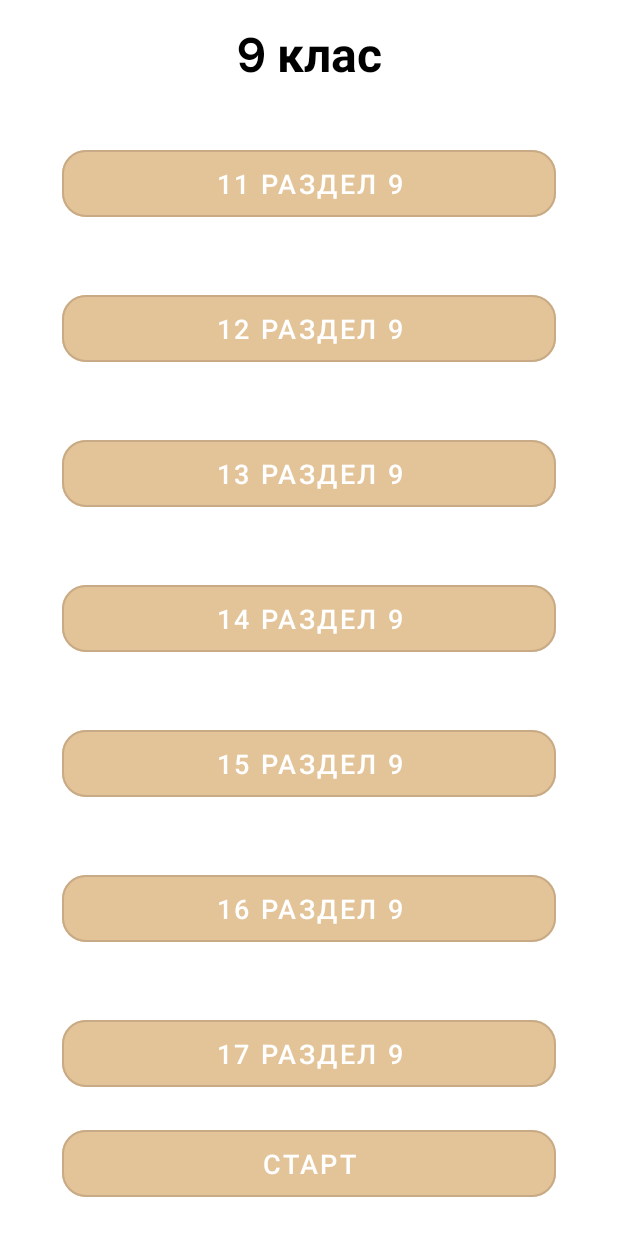
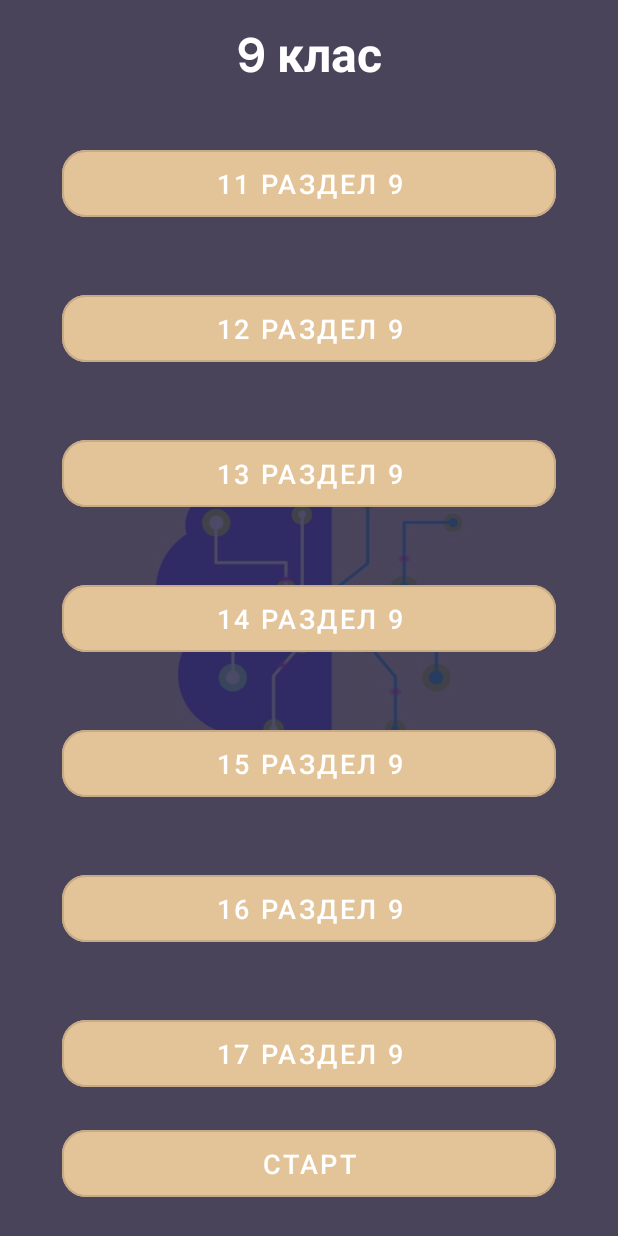
Before and after one commit to BGBorisova/QuizApp, an Android app: the ModuleScreenFragment screen opened through its navigation route, on a phone screen of 412 x 824 dp. Run offline under Robolectric (Android 15) with nearby library versions, the phone set to English and light mode, and no system bars; our stand-ins replace data binding, navigation-ui.

Commit message:
change color of items by single selection

```diff
--- a/app/src/main/java/com/example/quizapp/data/Module.kt
+++ b/app/src/main/java/com/example/quizapp/data/Module.kt
@@ -2,5 +2,5 @@ package com.example.quizapp.data
 
 data class Module(
     val moduleId: Int,
-    val title: String
+    val title: String,
 )
--- a/app/src/main/java/com/example/quizapp/ui/activity/adapter/ModuleAdapter.kt
+++ b/app/src/main/java/com/example/quizapp/ui/activity/adapter/ModuleAdapter.kt
@@ -3,24 +3,49 @@ package com.example.quizapp.ui.activity.adapter
 import android.view.LayoutInflater
 import android.view.View
 import android.view.ViewGroup
+import androidx.core.content.ContextCompat
 import androidx.recyclerview.widget.RecyclerView
+import com.example.quizapp.R
 import com.example.quizapp.data.Module
 import com.example.quizapp.databinding.ModuleItemBinding
 
+
 class ModuleAdapter(private val itemListener: ItemListener) :
-    RecyclerView.Adapter<ModuleViewHolder>() {
+    RecyclerView.Adapter<ModuleAdapter.ModuleViewHolder>() {
 
     lateinit var binding: ModuleItemBinding
     private val items = mutableListOf<Module>()
+    private var selectedItemPosition = -1
 
     override fun onCreateViewHolder(parent: ViewGroup, viewType: Int): ModuleViewHolder {
         binding = ModuleItemBinding.inflate(LayoutInflater.from(parent.context), parent, false)
-        return ModuleViewHolder(binding.root, binding, itemListener)
+        return ModuleViewHolder(binding.root, binding)
     }
 
     override fun onBindViewHolder(holder: ModuleViewHolder, position: Int) {
+//        val module = items[position]
+//        holder.bind(module)
+//        holder.itemView.setOnClickListener {
+//            selectedItemPosition = position
+//            notifyDataSetChanged()
+//        }
+//        if (selectedItemPosition == position)
+//            holder.itemView.setBackgroundColor(Color.parseColor("#DC746C"))
+//        else
+//            holder.itemView.setBackgroundColor(Color.parseColor("#E49B83"))
         val module = items[position]
         holder.bind(module)
+        holder.binding.btnModule.setOnClickListener {
+            selectedItemPosition = position
+            itemListener.onItemSelected(module)
+            notifyDataSetChanged()
+        }
+        if (selectedItemPosition == position)
+            holder.binding.btnModule.backgroundTintList =
+                ContextCompat.getColorStateList(holder.itemView.context, R.color.dark_orange)
+        else
+            holder.binding.btnModule.backgroundTintList =
+                ContextCompat.getColorStateList(holder.itemView.context, R.color.light_orange)
     }
 
     override fun getItemCount() = items.size
@@ -30,18 +55,14 @@ class ModuleAdapter(private val itemListener: ItemListener) :
         items.addAll(modules)
         notifyDataSetChanged()
     }
-}
 
-class ModuleViewHolder(
-    itemView: View,
-    private val binding: ModuleItemBinding,
-    private val itemListener: ItemListener,
-) : RecyclerView.ViewHolder(itemView) {
+    inner class ModuleViewHolder(
+        itemView: View,
+        val binding: ModuleItemBinding,
+    ) : RecyclerView.ViewHolder(itemView) {
 
-    fun bind(module: Module) {
-        binding.btnModule.text = module.title
-        binding.btnModule.setOnClickListener {
-            itemListener.onItemSelected(module)
+        fun bind(module: Module) {
+            binding.btnModule.text = module.title
         }
     }
 }
--- a/app/src/main/java/com/example/quizapp/ui/activity/fragment/TestScreenFragment.kt
+++ b/app/src/main/java/com/example/quizapp/ui/activity/fragment/TestScreenFragment.kt
@@ -35,13 +35,13 @@ class TestScreenFragment : Fragment() {
         activity?.onBackPressedDispatcher?.addCallback(viewLifecycleOwner) {
             findNavController().navigate(
                 TestScreenFragmentDirections.actionTestScreenFragmentToModuleScreenFragment(
-                    if (args.test <= NUMBER_OF_EIGHT_CLASS_MODULES) EIGHT_CLASS else NINTH_CLASS
+                    if (args.testId <= NUMBER_OF_EIGHT_CLASS_MODULES) EIGHT_CLASS else NINTH_CLASS
                 )
             )
         }
 
     private fun openChosenTest() =
-        when (args.test) {
+        when (args.testId) {
             1 -> {
                 binding.txtTest.text = "1"
             }
--- a/app/src/main/res/layout/fragment_main_screen.xml
+++ b/app/src/main/res/layout/fragment_main_screen.xml
@@ -12,7 +12,7 @@
         <View
             android:id="@+id/transparent"
             android:background="@color/dark_blue"
-            android:alpha="0.85"
+            android:alpha="@integer/alpha_percentage"
             android:layout_width="match_parent"
             android:layout_height="match_parent"/>
 
--- a/app/src/main/res/layout/fragment_module_screen.xml
+++ b/app/src/main/res/layout/fragment_module_screen.xml
@@ -4,7 +4,15 @@
 
     <androidx.constraintlayout.widget.ConstraintLayout
         android:layout_width="match_parent"
-        android:layout_height="match_parent">
+        android:layout_height="match_parent"
+        android:background="@drawable/brain_background">
+
+        <View
+            android:id="@+id/transparent"
+            android:layout_width="match_parent"
+            android:layout_height="match_parent"
+            android:alpha="@integer/alpha_percentage"
+            android:background="@color/dark_blue" />
 
         <TextView
             android:id="@+id/txtScreenTitle"
@@ -13,7 +21,7 @@
             android:layout_marginTop="@dimen/margin_medium"
             android:fontFamily="@font/dm_sans_bold"
             android:textAlignment="center"
-            android:textColor="@color/black"
+            android:textColor="@color/white"
             android:textSize="@dimen/text_size_header"
             app:layout_constraintTop_toTopOf="parent" />
 
--- a/app/src/main/res/layout/module_item.xml
+++ b/app/src/main/res/layout/module_item.xml
@@ -28,7 +28,5 @@
             app:layout_constraintStart_toStartOf="parent"
             app:layout_constraintTop_toTopOf="parent"
             app:layout_constraintWidth_percent="0.8" />
-
-
     </androidx.constraintlayout.widget.ConstraintLayout>
 </layout>
--- a/app/src/main/res/navigation/nav_graph.xml
+++ b/app/src/main/res/navigation/nav_graph.xml
@@ -58,7 +58,7 @@
         tools:layout="@layout/fragment_test_screen">
 
         <argument
-            android:name="test"
+            android:name="testId"
             android:defaultValue="0"
             app:argType="integer" />
         <action
--- a/app/src/main/res/values/dimens.xml
+++ b/app/src/main/res/values/dimens.xml
@@ -6,4 +6,6 @@
     <dimen name="margin_giant">70dp</dimen>
     <dimen name="welcome_text_size">26sp</dimen>
     <dimen name="text_size_header">32sp</dimen>
+
+    <item name="alpha_percentage" format="float" type="integer">0.85</item>
 </resources>
```
Also changed, not shown: app/src/main/java/com/example/quizapp/ui/activity/fragment/ModuleScreenFragment.kt (+30 -7 lines).
